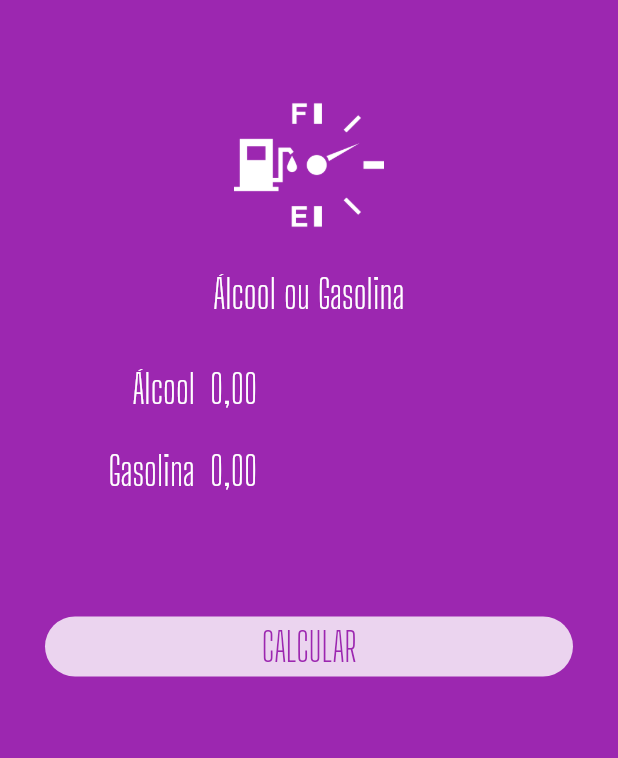
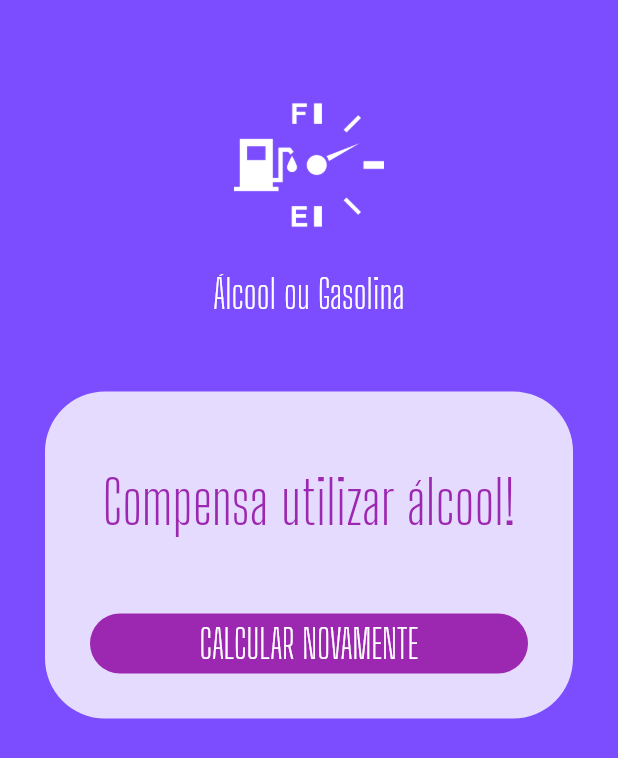
Before and after one commit to romulofgouvea/flutter, a Flutter app: the screen it shows after launch, after a tap on "CALCULAR", on a phone screen of 412 x 824 dp. Shown: the top 758 px of the screen. Run offline on Flutter 3.47's test engine with Material 2 defaults, Android fonts, the phone set to English and light mode, and no system bars; our stand-ins replace flutter_masked_text, shared_preferences.

Commit message:
Ajustando a homapage e finalizando o app

```diff
--- a/flutter_alcool_gasolina/lib/pages/home.pages.dart
+++ b/flutter_alcool_gasolina/lib/pages/home.pages.dart
@@ -1,30 +1,84 @@
 import 'package:flutter/material.dart';
 import 'package:flutter_alcool_gasolina/widgets/logo.widget.dart';
 import 'package:flutter_alcool_gasolina/widgets/submit-form.widget.dart';
+import 'package:flutter_alcool_gasolina/widgets/success.widget.dart';
 import 'package:flutter_masked_text/flutter_masked_text.dart';
 
-class HomePage extends StatelessWidget {
+class HomePage extends StatefulWidget {
+  @override
+  _HomePageState createState() => _HomePageState();
+}
+
+class _HomePageState extends State<HomePage> {
+  Color _color = Colors.deepPurple;
   var _alcController = new MoneyMaskedTextController();
   var _gasController = new MoneyMaskedTextController();
+  var _loading = false;
+  var _completed = false;
+  var _resultText = "Compensa utilizar X";
 
   @override
   Widget build(BuildContext context) {
     return Scaffold(
         backgroundColor: Theme.of(context).primaryColor,
-      body: ListView(
+        body: AnimatedContainer(
+          duration: Duration(milliseconds: 1000),
+          color: _color,
+          child: ListView(
             children: [
               Logo(),
-          // Sucess(
-          //   result: "",
-          //   onClear: () => {},
-          // ),
-          SubmitForm(
+              _completed
+                  ? Sucess(
+                      result: _resultText,
+                      onClear: onClear,
+                    )
+                  : SubmitForm(
                       gasController: _gasController,
                       alcController: _alcController,
-              onSubmit: () {},
-              loading: false)
+                      onSubmit: calculate,
+                      loading: _loading)
             ],
           ),
-    );
+        ));
+  }
+
+  Future calculate() {
+    double alc =
+        double.parse(_alcController.text.replaceAll(new RegExp(r'[,.]'), '')) /
+            100;
+
+    double gas =
+        double.parse(_gasController.text.replaceAll(new RegExp(r'[,.]'), '')) /
+            100;
+
+    double total = alc / gas;
+
+    setState(() {
+      _color = Colors.deepPurpleAccent;
+      _completed = false;
+      _loading = true;
+    });
+
+    return new Future.delayed(const Duration(seconds: 1), () {
+      setState(() {
+        if (total >= 0.4) {
+          _resultText = "Compensa utilizar gasolina!";
+        } else {
+          _resultText = "Compensa utilizar álcool!";
+        }
+        _completed = true;
+        _loading = false;
+      });
+    });
+  }
+
+  onClear() {
+    setState(() {
+      _color = Colors.deepPurple;
+      _alcController = new MoneyMaskedTextController();
+      _gasController = new MoneyMaskedTextController();
+      _completed = false;
+      _loading = false;
+    });
   }
 }
```
Lines whose indentation alone changed are shown as unchanged.
